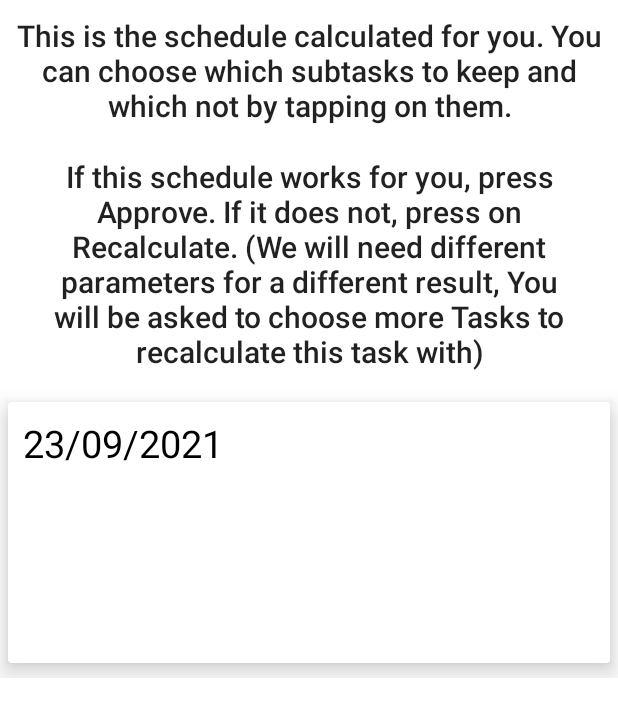
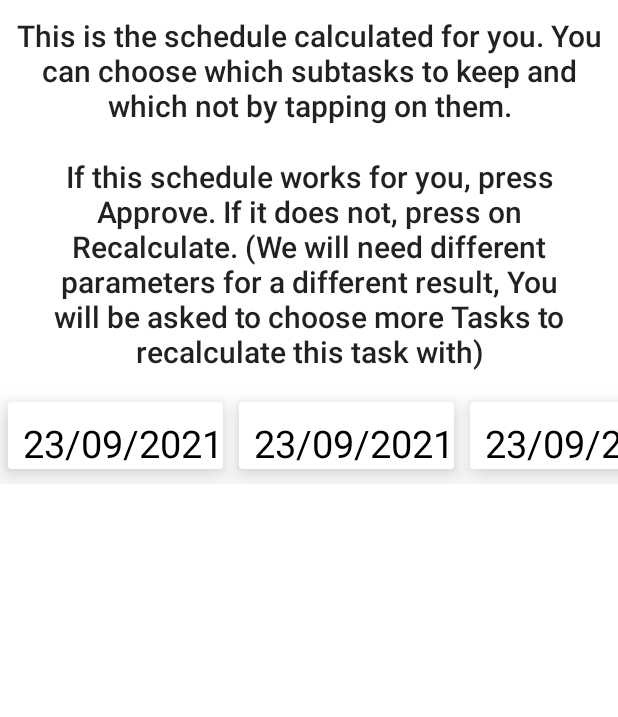
Before and after one commit to michalbal/PlanETApp, an Android app: the layout dialog_plan_approval.xml on its own in the app's theme, with its tools: preview values and no code run, on a phone screen of 412 x 824 dp. Shown: the top 717 px of the screen. Run offline under Robolectric (Android 15) with nearby library versions, the phone set to English and light mode, and no system bars.

Commit message:
Making approve plan dialog day subtasks recycler horizontal

```diff
--- a/app/src/main/java/net/planner/planetapp/MainActivity.kt
+++ b/app/src/main/java/net/planner/planetapp/MainActivity.kt
@@ -195,7 +195,7 @@ class MainActivity : AppCompatActivity() {
         val dialogView = inflater.inflate(R.layout.dialog_plan_approval, null)
         val adapter = SubtasksDayAdapter(subTasks, this)
         val recyclerView = dialogView.findViewById(R.id.sub_tasks_per_day_list) as RecyclerView
-        recyclerView.layoutManager  = LinearLayoutManager(this)
+        recyclerView.layoutManager  = LinearLayoutManager(this, LinearLayoutManager.HORIZONTAL, false)
         recyclerView.adapter = adapter
 
         Log.d(TAG, "createPlanApprovalDialog: Creating and showing the dialog")
--- a/app/src/main/res/layout/day_plan_item.xml
+++ b/app/src/main/res/layout/day_plan_item.xml
@@ -3,15 +3,15 @@
     xmlns:android="http://schemas.android.com/apk/res/android"
     xmlns:app="http://schemas.android.com/apk/res-auto"
     xmlns:tools="http://schemas.android.com/tools"
-    android:layout_width="match_parent"
-    android:layout_height="match_parent"
+    android:layout_width="wrap_content"
+    android:layout_height="wrap_content"
     app:cardElevation="10dp"
     app:cardBackgroundColor="@color/white"
     app:cardMaxElevation="12dp"
     app:cardPreventCornerOverlap="true"
     android:layout_marginTop="10dp"
-    android:layout_marginLeft="5dp"
-    android:layout_marginRight="5dp"
+    android:layout_marginEnd="5dp"
+    android:layout_marginStart="5dp"
     android:layout_marginBottom="10dp"
     app:layout_constraintBottom_toBottomOf="parent"
     app:layout_constraintEnd_toEndOf="parent"
--- a/app/src/main/res/layout/dialog_plan_approval.xml
+++ b/app/src/main/res/layout/dialog_plan_approval.xml
@@ -44,10 +44,11 @@
 
         <androidx.recyclerview.widget.RecyclerView
             android:id="@+id/sub_tasks_per_day_list"
-            android:layout_width="match_parent"
+            android:layout_width="wrap_content"
             android:layout_height="wrap_content"
             android:layout_marginTop="10dp"
             app:layoutManager="LinearLayoutManager"
+            android:orientation="horizontal"
             android:clipToPadding="false"
             app:layout_constraintEnd_toEndOf="parent"
             app:layout_constraintStart_toStartOf="parent"
--- a/app/src/main/res/layout/home_fragment.xml
+++ b/app/src/main/res/layout/home_fragment.xml
@@ -90,8 +90,8 @@
         android:layout_width="wrap_content"
         android:layout_height="wrap_content"
         android:layout_marginStart="10dp"
-        android:layout_marginTop="20dp"
-        android:layout_marginBottom="20dp"
+        android:layout_marginTop="30dp"
+        android:layout_marginBottom="30dp"
         android:text="No Tasks found"
         android:textSize="25sp"
         android:textAppearance="@style/TextAppearance.AppCompat.Medium"
```
Also changed, not shown: app/src/main/java/net/planner/planetapp/adapters/SubtasksDayAdapter.kt (+25 -0 lines), app/src/main/res/layout/subtask_event_list_item.xml (+10 -4 lines).
